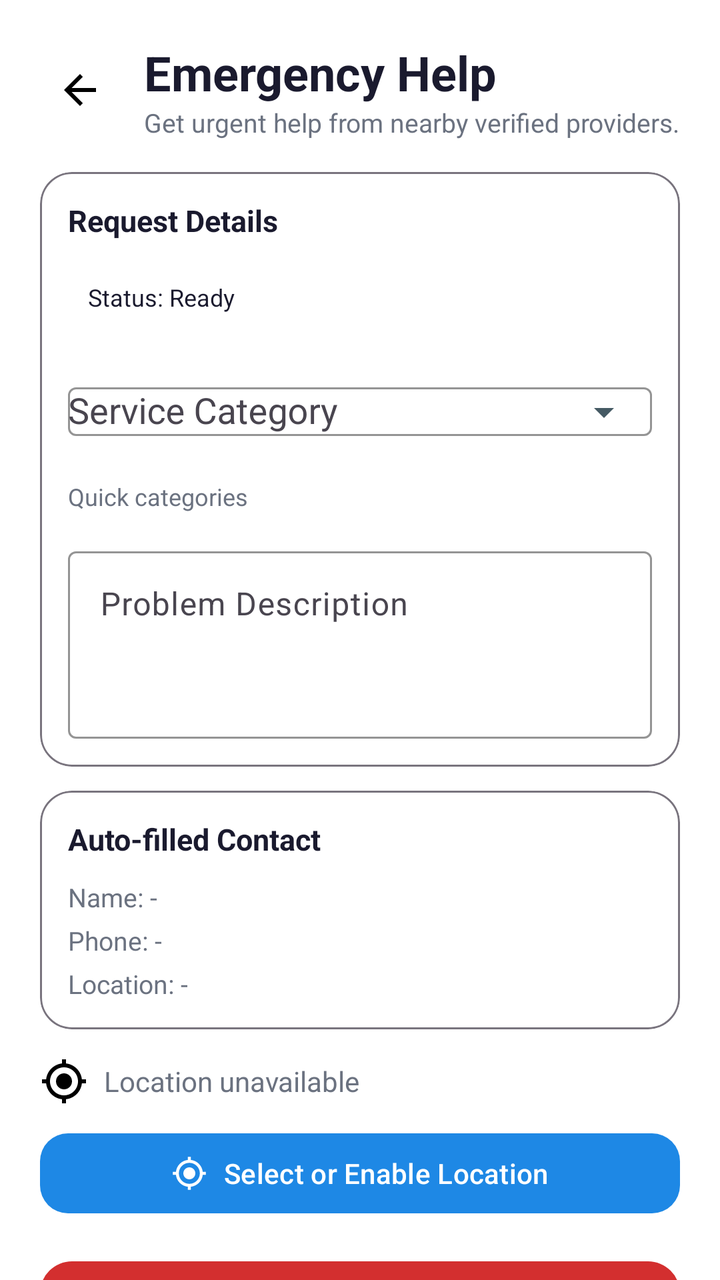
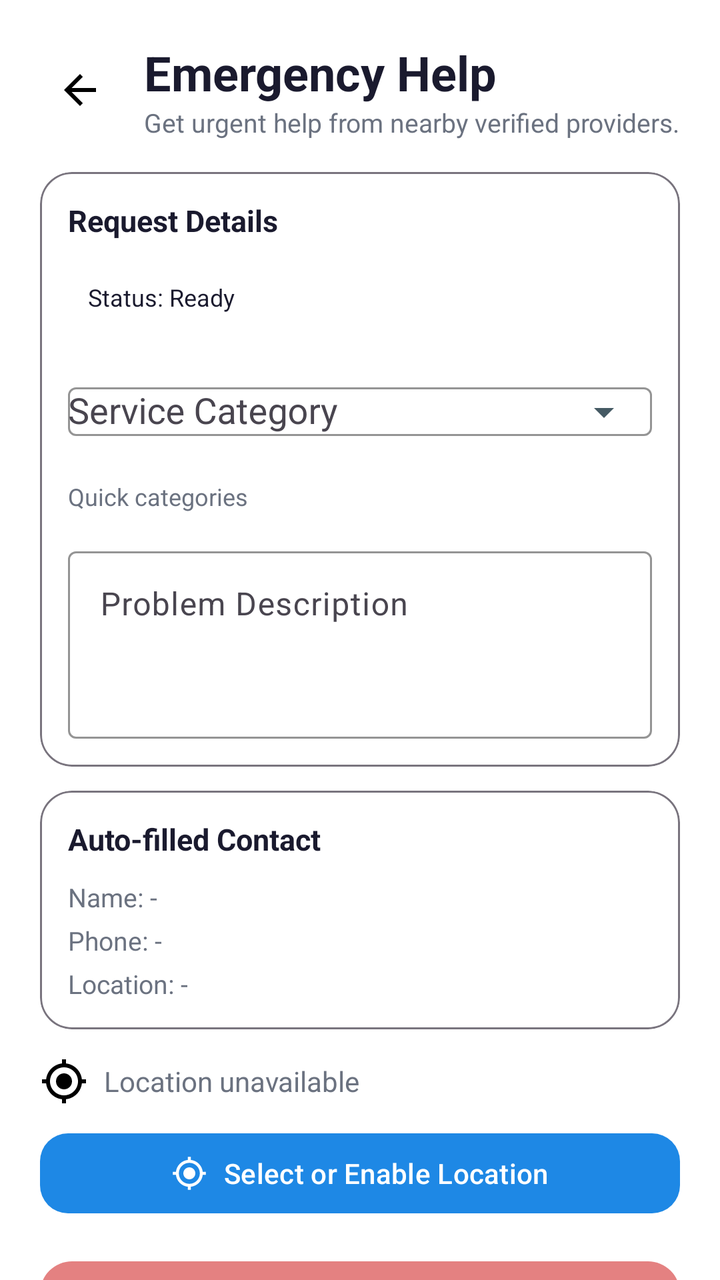

Compare the two renders of this Android layout. The source of the first and the diff that turns it into the second are given below.
<!-- AndroidManifest.xml: application theme Theme.QuickFix -->
<!-- res/layout/activity_emergency_help.xml -->
<?xml version="1.0" encoding="utf-8"?>
<androidx.core.widget.NestedScrollView xmlns:android="http://schemas.android.com/apk/res/android"
    xmlns:app="http://schemas.android.com/apk/res-auto"
    android:layout_width="match_parent"
    android:layout_height="match_parent"
    android:background="?attr/colorSurface"
    android:fillViewport="true">

    <LinearLayout
        android:layout_width="match_parent"
        android:layout_height="wrap_content"
        android:orientation="vertical"
        android:padding="20dp">

        <LinearLayout
            android:layout_width="match_parent"
            android:layout_height="wrap_content"
            android:gravity="center_vertical"
            android:orientation="horizontal">

            <ImageView
                android:id="@+id/btnBack"
                android:layout_width="40dp"
                android:layout_height="40dp"
                android:contentDescription="Back"
                android:padding="8dp"
                android:src="@drawable/ic_back" />

            <LinearLayout
                android:layout_width="0dp"
                android:layout_height="wrap_content"
                android:layout_weight="1"
                android:orientation="vertical"
                android:paddingStart="12dp">

                <TextView
                    android:layout_width="wrap_content"
                    android:layout_height="wrap_content"
                    android:text="Emergency Help"
                    android:textColor="@color/text_primary"
                    android:textSize="24sp"
                    android:textStyle="bold" />

                <TextView
                    android:layout_width="wrap_content"
                    android:layout_height="wrap_content"
                    android:text="Get urgent help from nearby verified providers."
                    android:textColor="@color/text_secondary"
                    android:textSize="13sp" />
            </LinearLayout>
        </LinearLayout>

        <com.google.android.material.card.MaterialCardView
            android:layout_width="match_parent"
            android:layout_height="wrap_content"
            android:layout_marginTop="16dp"
            app:cardCornerRadius="16dp"
            app:strokeColor="@color/outline"
            app:strokeWidth="1dp">

            <LinearLayout
                android:layout_width="match_parent"
                android:layout_height="wrap_content"
                android:orientation="vertical"
                android:padding="14dp">

                <TextView
                    android:layout_width="wrap_content"
                    android:layout_height="wrap_content"
                    android:text="Request Details"
                    android:textColor="@color/text_primary"
                    android:textSize="15sp"
                    android:textStyle="bold" />

                <TextView
                    android:id="@+id/tvEmergencyRequestStatus"
                    android:layout_width="match_parent"
                    android:layout_height="wrap_content"
                    android:layout_marginTop="10dp"
                    android:background="@drawable/bg_dashboard_card"
                    android:padding="10dp"
                    android:text="Status: Ready"
                    android:textColor="@color/text_primary"
                    android:textSize="12sp" />

                <com.google.android.material.textfield.TextInputLayout
                    android:id="@+id/tilEmergencyCategory"
                    android:layout_width="match_parent"
                    android:layout_height="wrap_content"
                    android:layout_marginTop="10dp"
                    android:hint="Service Category"
                    app:endIconMode="dropdown_menu">

                    <com.google.android.material.textfield.MaterialAutoCompleteTextView
                        android:id="@+id/actEmergencyCategory"
                        android:layout_width="match_parent"
                        android:layout_height="wrap_content"
                        android:inputType="none"
                        android:maxLines="1" />
                </com.google.android.material.textfield.TextInputLayout>

                <TextView
                    android:layout_width="wrap_content"
                    android:layout_height="wrap_content"
                    android:layout_marginTop="10dp"
                    android:text="Quick categories"
                    android:textColor="@color/text_secondary"
                    android:textSize="12sp" />

                <com.google.android.material.chip.ChipGroup
                    android:id="@+id/chipGroupEmergencyCategories"
                    android:layout_width="match_parent"
                    android:layout_height="wrap_content"
                    android:layout_marginTop="6dp"
                    app:chipSpacingHorizontal="10dp"
                    app:chipSpacingVertical="10dp"
                    app:singleSelection="true" />

                <com.google.android.material.textfield.TextInputLayout
                    android:id="@+id/tilEmergencyDescription"
                    android:layout_width="match_parent"
                    android:layout_height="wrap_content"
                    android:layout_marginTop="8dp"
                    android:hint="Problem Description">

                    <com.google.android.material.textfield.TextInputEditText
                        android:id="@+id/etEmergencyDescription"
                        android:layout_width="match_parent"
                        android:layout_height="wrap_content"
                        android:gravity="top"
                        android:inputType="textMultiLine"
                        android:maxLines="4"
                        android:minLines="3" />
                </com.google.android.material.textfield.TextInputLayout>
            </LinearLayout>
        </com.google.android.material.card.MaterialCardView>

        <com.google.android.material.card.MaterialCardView
            android:layout_width="match_parent"
            android:layout_height="wrap_content"
            android:layout_marginTop="12dp"
            app:cardCornerRadius="16dp"
            app:strokeColor="@color/outline"
            app:strokeWidth="1dp">

            <LinearLayout
                android:layout_width="match_parent"
                android:layout_height="wrap_content"
                android:orientation="vertical"
                android:padding="14dp">

                <TextView
                    android:layout_width="wrap_content"
                    android:layout_height="wrap_content"
                    android:text="Auto-filled Contact"
                    android:textColor="@color/text_primary"
                    android:textSize="15sp"
                    android:textStyle="bold" />

                <TextView
                    android:id="@+id/tvEmergencyUserName"
                    android:layout_width="match_parent"
                    android:layout_height="wrap_content"
                    android:layout_marginTop="10dp"
                    android:text="Name: -"
                    android:textColor="@color/text_secondary"
                    android:textSize="13sp" />

                <TextView
                    android:id="@+id/tvEmergencyPhone"
                    android:layout_width="match_parent"
                    android:layout_height="wrap_content"
                    android:layout_marginTop="4dp"
                    android:text="Phone: -"
                    android:textColor="@color/text_secondary"
                    android:textSize="13sp" />

                <TextView
                    android:id="@+id/tvEmergencyAddress"
                    android:layout_width="match_parent"
                    android:layout_height="wrap_content"
                    android:layout_marginTop="4dp"
                    android:text="Location: -"
                    android:textColor="@color/text_secondary"
                    android:textSize="13sp" />
            </LinearLayout>
        </com.google.android.material.card.MaterialCardView>

        <com.google.android.material.card.MaterialCardView
            android:id="@+id/cardEmergencyAssignedProvider"
            android:layout_width="match_parent"
            android:layout_height="wrap_content"
            android:layout_marginTop="12dp"
            android:visibility="gone"
            app:cardCornerRadius="16dp"
            app:strokeColor="@color/outline"
            app:strokeWidth="1dp">

            <LinearLayout
                android:layout_width="match_parent"
                android:layout_height="wrap_content"
                android:orientation="vertical"
                android:padding="14dp">

                <TextView
                    android:layout_width="wrap_content"
                    android:layout_height="wrap_content"
                    android:text="Assigned Provider"
                    android:textColor="@color/text_primary"
                    android:textSize="15sp"
                    android:textStyle="bold" />

                <TextView
                    android:id="@+id/tvEmergencyAssignedProviderName"
                    android:layout_width="match_parent"
                    android:layout_height="wrap_content"
                    android:layout_marginTop="10dp"
                    android:text="Name: -"
                    android:textColor="@color/text_secondary"
                    android:textSize="13sp" />

                <TextView
                    android:id="@+id/tvEmergencyAssignedProviderPhone"
                    android:layout_width="match_parent"
                    android:layout_height="wrap_content"
                    android:layout_marginTop="4dp"
                    android:text="Contact: -"
                    android:textColor="@color/text_secondary"
                    android:textSize="13sp" />

                <TextView
                    android:id="@+id/tvEmergencyAssignedProviderService"
                    android:layout_width="match_parent"
                    android:layout_height="wrap_content"
                    android:layout_marginTop="4dp"
                    android:text="Service: -"
                    android:textColor="@color/text_secondary"
                    android:textSize="13sp" />

                <TextView
                    android:id="@+id/tvEmergencyAssignedProviderLocation"
                    android:layout_width="match_parent"
                    android:layout_height="wrap_content"
                    android:layout_marginTop="4dp"
                    android:text="Location: -"
                    android:textColor="@color/text_secondary"
                    android:textSize="13sp" />
            </LinearLayout>
        </com.google.android.material.card.MaterialCardView>

        <TextView
            android:id="@+id/tvEmergencyLocation"
            android:layout_width="match_parent"
            android:layout_height="wrap_content"
            android:layout_marginTop="14dp"
            android:drawableStart="@drawable/ic_my_location"
            android:drawablePadding="8dp"
            android:gravity="center_vertical"
            android:text="Location unavailable"
            android:textColor="@color/text_secondary"
            android:textSize="14sp" />

        <com.google.android.material.button.MaterialButton
            android:id="@+id/btnEmergencySelectLocation"
            android:layout_width="match_parent"
            android:layout_height="48dp"
            android:layout_marginTop="10dp"
            android:text="Select or Enable Location"
            android:textAllCaps="false"
            app:cornerRadius="14dp"
            app:icon="@drawable/ic_my_location"
            app:iconGravity="textStart"
            app:iconPadding="8dp" />

        <com.google.android.material.button.MaterialButton
            android:id="@+id/btnEmergencyRequest"
            android:layout_width="match_parent"
            android:layout_height="56dp"
            android:layout_marginTop="16dp"
            android:text="Submit Emergency Request"
            android:textAllCaps="false"
            android:textColor="@android:color/white"
            android:textSize="16sp"
            android:textStyle="bold"
            app:backgroundTint="#D32F2F"
            app:cornerRadius="16dp"
            app:icon="@drawable/ic_emergency"
            app:iconGravity="textStart"
            app:iconPadding="10dp" />

        <ProgressBar
            android:id="@+id/progressEmergency"
            style="?android:attr/progressBarStyleHorizontal"
            android:layout_width="match_parent"
            android:layout_height="wrap_content"
            android:layout_marginTop="14dp"
            android:indeterminate="true"
            android:visibility="gone" />


    </LinearLayout>
</androidx.core.widget.NestedScrollView>
<!-- resources referenced by this layout -->
<resources>
  <color name="outline">#79747E</color>
  <color name="text_primary">#1A1A2E</color>
  <color name="text_secondary">#6B7280</color>
  <!-- drawable bg_dashboard_card (drawable) -->
  <?xml version="1.0" encoding="utf-8"?>
  <shape xmlns:android="http://schemas.android.com/apk/res/android"
      android:shape="rectangle">
      <corners android:radius="16dp" />
      <solid android:color="#FFFFFF" />
      <stroke android:width="0dp" android:color="@android:color/transparent"/>
  </shape>
  <!-- drawable ic_back (drawable) -->
  <vector xmlns:android="http://schemas.android.com/apk/res/android"
      android:width="24dp"
      android:height="24dp"
      android:viewportWidth="24"
      android:viewportHeight="24">
      <path
          android:fillColor="@android:color/black"
          android:pathData="M20,11H7.83l5.59,-5.59L12,4l-8,8 8,8 1.41,-1.41L7.83,13H20v-2z" />
  </vector>
  <!-- drawable ic_emergency (drawable) -->
  <vector xmlns:android="http://schemas.android.com/apk/res/android"
      android:width="28dp"
      android:height="28dp"
      android:viewportWidth="24"
      android:viewportHeight="24">
      <path android:fillColor="#FFFFFF"
          android:pathData="M1,21h22L12,2 1,21zM13,18h-2v-2h2v2zM13,14h-2v-4h2v4z"/>
  </vector>
  <style name="Theme.QuickFix" parent="Base.Theme.QuickFix" />
  <color name="primary">#1E88E5</color>
  <color name="primary_dark">#1565C0</color>
  <color name="accent_green">#43A047</color>
  <color name="screen_background">#F4F7FB</color>
  <color name="card_bg">#FFFFFF</color>
  <color name="surface_variant">#F5F7FA</color>
  <color name="divider">#E5E7EB</color>
  <style name="Theme.QuickFix.AdminDialog" parent="ThemeOverlay.Material3.MaterialAlertDialog">
          <item name="colorSurface">@color/card_bg</item>
          <item name="colorOnSurface">@color/text_primary</item>
          <item name="colorOutline">@color/divider</item>
      </style>
  <style name="Theme.QuickFix.BottomSheet" parent="ThemeOverlay.Material3.BottomSheetDialog">
          <item name="colorSurface">@color/card_bg</item>
          <item name="colorOnSurface">@color/text_primary</item>
          <item name="android:colorBackground">@color/card_bg</item>
      </style>
  <style name="Widget.QuickFix.Button" parent="Widget.Material3.Button">
          <item name="backgroundTint">@color/primary</item>
          <item name="android:textColor">@color/white</item>
      </style>
  <style name="Widget.QuickFix.Chip.Filter" parent="Widget.Material3.Chip.Filter">
          <item name="chipBackgroundColor">@color/surface_variant</item>
          <item name="android:textColor">@color/text_primary</item>
          <item name="checkedIconTint">@color/primary</item>
      </style>
  <style name="Widget.QuickFix.TextInputLayout" parent="Widget.Material3.TextInputLayout.OutlinedBox">
          <item name="boxBackgroundColor">@color/input_background</item>
          <item name="boxStrokeColor">@color/input_stroke</item>
          <item name="boxStrokeErrorColor">@color/error_red</item>
          <item name="hintTextColor">@color/input_hint</item>
          <item name="startIconTint">@color/input_icon</item>
          <item name="endIconTint">@color/input_icon</item>
          <item name="boxStrokeWidthFocused">2dp</item>
      </style>
  <color name="white">#FFFFFFFF</color>
  <color name="input_background">#FFFFFF</color>
  <color name="input_stroke">#1E88E5</color>
  <color name="error_red">#D32F2F</color>
  <color name="input_hint">#6B7280</color>
  <color name="input_icon">#455A64</color>
  <!-- unchanged entries left out for length: 2 -->
</resources>

<!-- the commit's change to res/layout/activity_emergency_help.xml (unified diff, before → after) -->
@@ -277,6 +277,8 @@
             android:layout_width="match_parent"
             android:layout_height="56dp"
             android:layout_marginTop="16dp"
+            android:alpha="0.6"
+            android:enabled="false"
             android:text="Submit Emergency Request"
             android:textAllCaps="false"
             android:textColor="@android:color/white"
